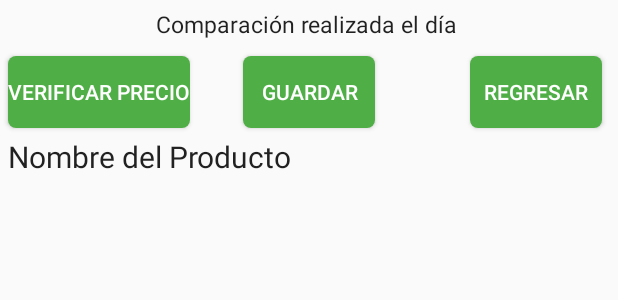
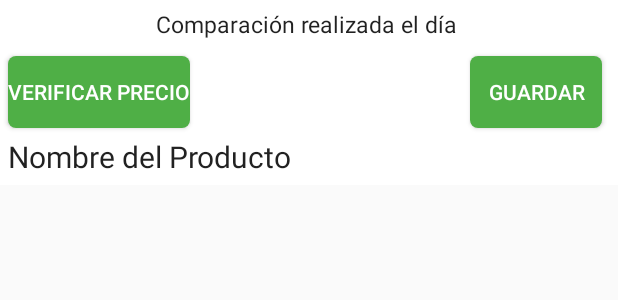
Before and after one commit to envamapa/Comparador, an Android app: the layout fragment_three.xml on its own in the app's theme, with its tools: preview values and no code run, on a phone screen of 412 x 824 dp. Shown: the top 300 px of the screen. Run offline under Robolectric (Android 15) with nearby library versions, the phone set to English and light mode, and no system bars.

```diff
--- a/app/src/main/java/com/example/enya/comparador/MainActivity.java
+++ b/app/src/main/java/com/example/enya/comparador/MainActivity.java
@@ -56,6 +56,7 @@ public class MainActivity extends AppCompatActivity {
         ViewPagerAdapter adapter = new ViewPagerAdapter(getSupportFragmentManager());
         adapter.addFragment(new OneFragment(), "Comparar precios");
         adapter.addFragment(new TwoFragment(), "Comparaciones guardadas");
+        adapter.notifyDataSetChanged();
         viewPager.setAdapter(adapter);
     }
 
--- a/app/src/main/res/layout/fragment_one.xml
+++ b/app/src/main/res/layout/fragment_one.xml
@@ -2,7 +2,7 @@
     xmlns:tools="http://schemas.android.com/tools"
     android:layout_width="match_parent"
     android:layout_height="wrap_content"
-    tools:context="com.example.enya.comparadortab.OneFragment"
+    tools:context="com.example.enya.comparador.OneFragment"
     android:background="@color/windowBackground">
 
     <ImageButton
--- a/app/src/main/res/layout/fragment_three.xml
+++ b/app/src/main/res/layout/fragment_three.xml
@@ -1,7 +1,9 @@
 <RelativeLayout xmlns:android="http://schemas.android.com/apk/res/android"
-    xmlns:tools="http://schemas.android.com/tools" android:layout_width="match_parent"
+    xmlns:tools="http://schemas.android.com/tools"
+    android:layout_width="match_parent"
     android:layout_height="wrap_content"
-    tools:context="com.example.enya.comparadortab.ThreeFragment">
+    tools:context="com.example.enya.comparador.ThreeFragment"
+    android:background="@color/windowBackground">
 
     <TextView
         android:layout_margin="5dp"
@@ -9,7 +11,7 @@
         android:layout_height="wrap_content"
         android:textAppearance="?android:attr/textAppearanceLarge"
         android:text="Comparación realizada el día "
-        android:id="@+id/tvFecha"
+        android:id="@+id/Fecha"
         android:textSize="15sp"
         android:gravity="center_horizontal"
         android:layout_alignParentTop="true"
@@ -20,8 +22,8 @@
         android:layout_width="wrap_content"
         android:layout_height="wrap_content"
         android:text="@string/txtBoton"
-        android:id="@+id/verificar"
-        android:layout_below="@+id/tvFecha"
+        android:id="@+id/verificar2"
+        android:layout_below="@+id/Fecha"
         android:textColor="#FFF"
         android:background="@drawable/boton"
         android:layout_alignParentLeft="true"
@@ -31,13 +33,13 @@
         android:layout_width="wrap_content"
         android:layout_height="wrap_content"
         android:text="@string/txtGuardar"
-        android:id="@+id/guardar"
+        android:id="@+id/guardar2"
         android:textColor="#FFF"
         android:background="@drawable/boton"
         android:layout_marginLeft="5dp"
         android:layout_marginRight="5dp"
-        android:layout_alignTop="@+id/verificar"
-        android:layout_centerHorizontal="true" />
+        android:layout_alignTop="@+id/verificar2"
+        android:layout_alignEnd="@+id/NombreProducto2" />
 
     <TextView
         android:layout_margin="5dp"
@@ -45,27 +47,15 @@
         android:layout_height="wrap_content"
         android:textAppearance="?android:attr/textAppearanceLarge"
         android:text="Nombre del Producto"
-        android:id="@+id/NombreProducto"
+        android:id="@+id/NombreProducto2"
         android:textSize="20sp"
-        android:layout_below="@+id/guardar"/>
+        android:layout_below="@+id/guardar2"/>
 
     <ListView
         android:layout_width="wrap_content"
         android:layout_height="wrap_content"
-        android:id="@+id/resultados"
-        android:layout_below="@+id/NombreProducto"
-        android:layout_alignStart="@+id/NombreProducto" />
-
-    <Button
-        android:layout_width="wrap_content"
-        android:layout_height="wrap_content"
-        android:text="@string/regresar"
-        android:id="@+id/regresar"
-        android:textColor="#FFF"
-        android:background="@drawable/boton"
-        android:layout_marginLeft="5dp"
-        android:layout_marginRight="5dp"
-        android:layout_alignBottom="@+id/guardar"
-        android:layout_alignEnd="@+id/NombreProducto" />
+        android:id="@+id/resultados2"
+        android:layout_below="@+id/NombreProducto2"
+        android:layout_alignStart="@+id/NombreProducto2" />
 
 </RelativeLayout>
--- a/app/src/main/res/layout/fragment_two.xml
+++ b/app/src/main/res/layout/fragment_two.xml
@@ -2,7 +2,7 @@
     xmlns:tools="http://schemas.android.com/tools"
     android:layout_width="match_parent"
     android:layout_height="wrap_content"
-    tools:context="com.example.enya.comparadortab.TwoFragment"
+    tools:context="com.example.enya.comparador.TwoFragment"
     android:background="@color/windowBackground"
     android:id="@+id/fragment_two" >
 
```
Also changed, not shown: app/src/main/java/com/example/enya/comparador/ThreeFragment.java (+17 -72 lines), app/src/main/java/com/example/enya/comparador/TwoFragment.java (+32 -60 lines).
